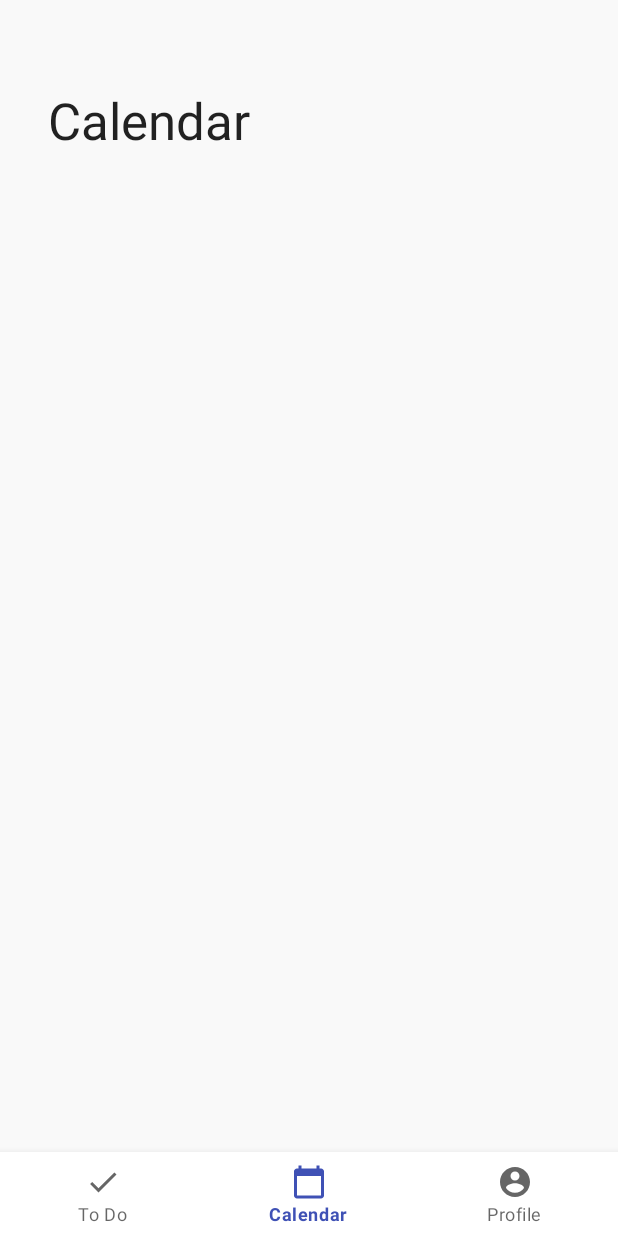
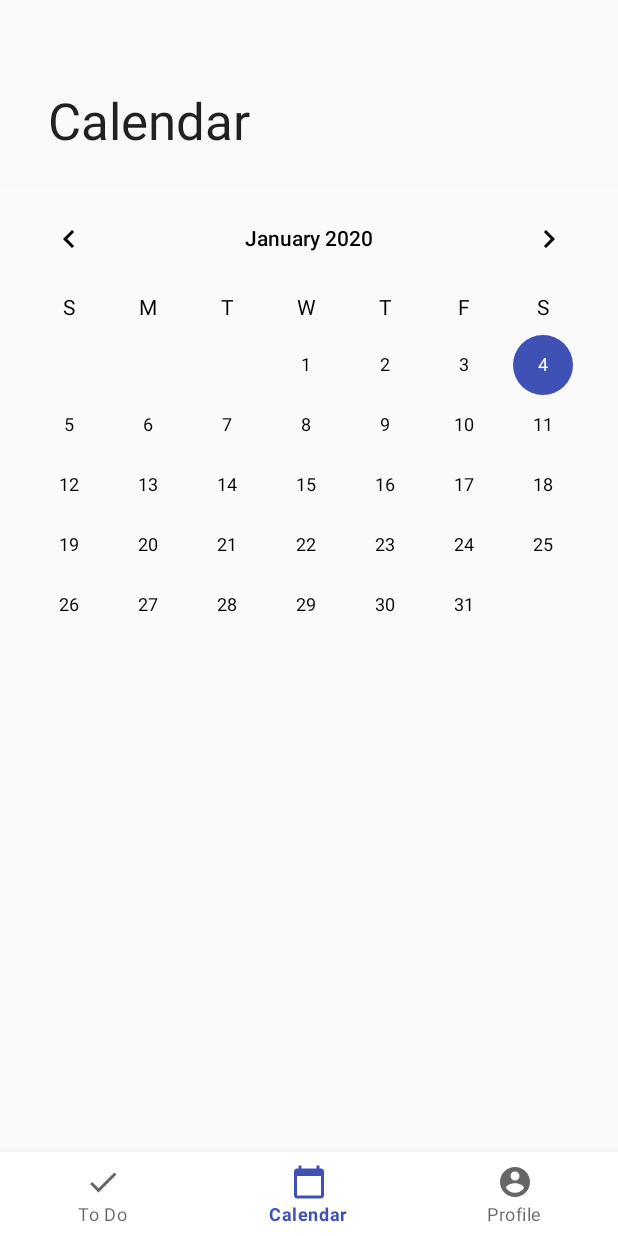
Before and after one commit to ntsummers1/Streaks, an Android app: the CalendarFragment screen opened through its navigation route, on a phone screen of 412 x 824 dp. Run offline under Robolectric (Android 15) with nearby library versions, the phone set to English and light mode, and no system bars; our stand-ins replace Dagger/Hilt's generated code, Room's generated code, navigation-ui; 1 statement that could not run was skipped.

Commit message:
Add calendar to calendar fragment

```diff
--- a/app/src/main/res/layout/fragment_calendar.xml
+++ b/app/src/main/res/layout/fragment_calendar.xml
@@ -32,14 +32,20 @@
     <androidx.core.widget.NestedScrollView
         android:layout_width="match_parent"
         android:layout_height="match_parent"
-        android:theme="@style/Background"
+        style="@style/Background"
         app:layout_behavior="@string/appbar_scrolling_view_behavior">
 
         <LinearLayout
             android:id="@+id/calendar_container"
             android:layout_width="match_parent"
-            android:layout_height="wrap_content"
+            android:layout_height="match_parent"
             android:orientation="vertical">
+
+            <CalendarView
+                android:layout_width="match_parent"
+                android:layout_height="match_parent"
+                android:theme="@style/CalenderViewCustom"
+                android:weekDayTextAppearance="@style/CalenderViewWeekCustomText" />
         </LinearLayout>
     </androidx.core.widget.NestedScrollView>
 </androidx.coordinatorlayout.widget.CoordinatorLayout>
--- a/app/src/main/res/values-night/styles.xml
+++ b/app/src/main/res/values-night/styles.xml
@@ -41,4 +41,14 @@
         <item name="android:textSize">14sp</item>
         <item name="android:textColor">@color/color_secondary_text_night</item>
     </style>
+
+    <style name="CalenderViewCustom" parent="Theme.AppCompat">
+        <item name="colorAccent">@color/color_primary</item>
+        <item name="android:textColorPrimary">@color/color_primary_text_night</item>
+        <item name="android:textColorPrimaryInverse">@color/white</item>
+    </style>
+
+    <style name="CalenderViewWeekCustomText" parent="android:TextAppearance.DeviceDefault.Small">
+        <item name="android:textColor">@color/color_primary_text_night</item>
+    </style>
 </resources>
--- a/app/src/main/res/values/styles.xml
+++ b/app/src/main/res/values/styles.xml
@@ -37,7 +37,7 @@
     </style>
 
     <style name="Background" parent="ThemeOverlay.MaterialComponents">
-        <item name="android:background">@color/color_background</item>
+        <item name="android:backgroundTint">@color/color_background</item>
     </style>
 
     <style name="ToDoItemTitle">
@@ -49,4 +49,14 @@
         <item name="android:textSize">14sp</item>
         <item name="android:textColor">@color/color_secondary_text</item>
     </style>
+
+    <style name="CalenderViewCustom" parent="Theme.AppCompat">
+        <item name="colorAccent">@color/color_primary</item>
+        <item name="android:textColorPrimary">@color/color_primary_text</item>
+        <item name="android:textColorPrimaryInverse">@color/white</item>
+    </style>
+
+    <style name="CalenderViewWeekCustomText" parent="android:TextAppearance.DeviceDefault.Small">
+        <item name="android:textColor">@color/color_primary_text</item>
+    </style>
 </resources>
```
